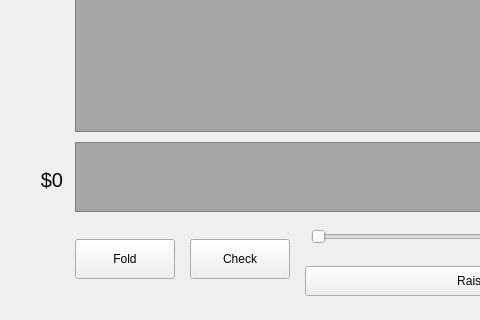
Qt form window_form.ui (SoczuKS/Python_Project) before a commit; both pictures show x 97 to 577 and y 448 to 768 of the 1024 by 768 pixel window.
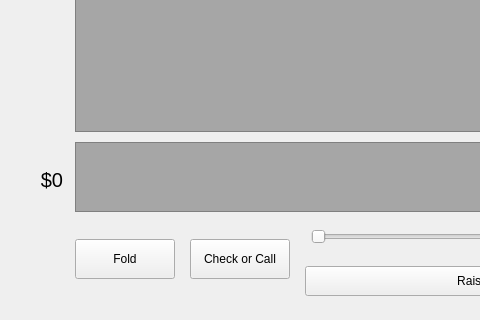
The same form after that commit.

Patch:
```diff
--- a/window_form.ui
+++ b/window_form.ui
@@ -54,7 +54,7 @@
        </size>
       </property>
       <property name="text">
-       <string>Check</string>
+       <string>Check or Call</string>
       </property>
      </widget>
     </item>
```
Left out of the diff: 20 changed lines with no effect on the pictures.
